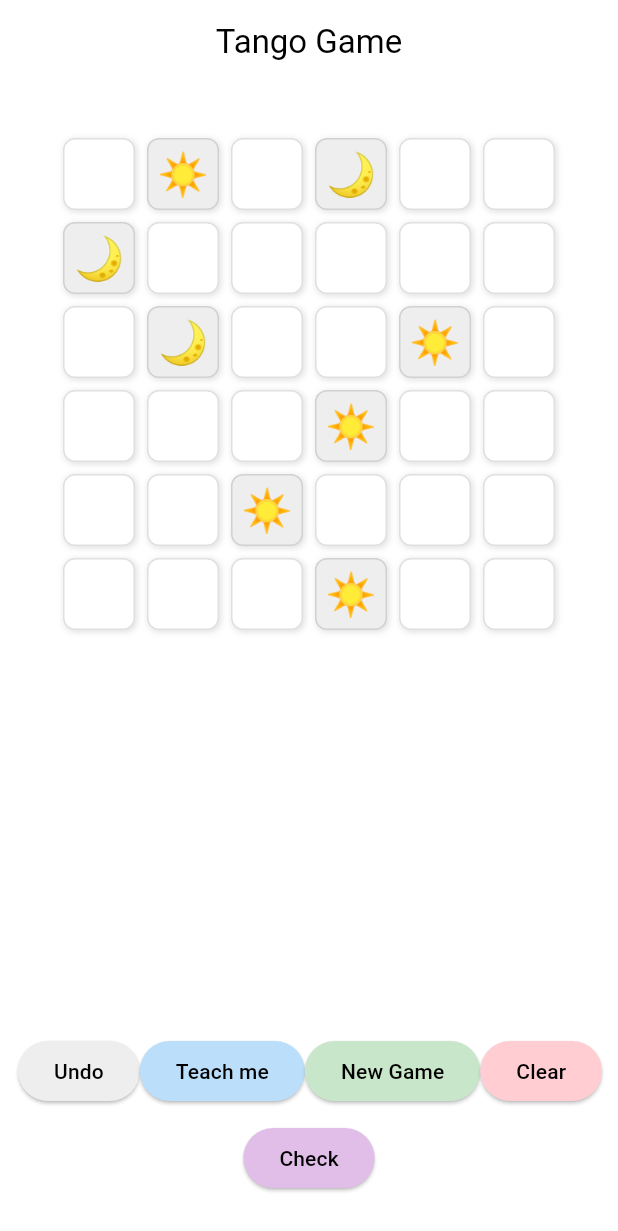
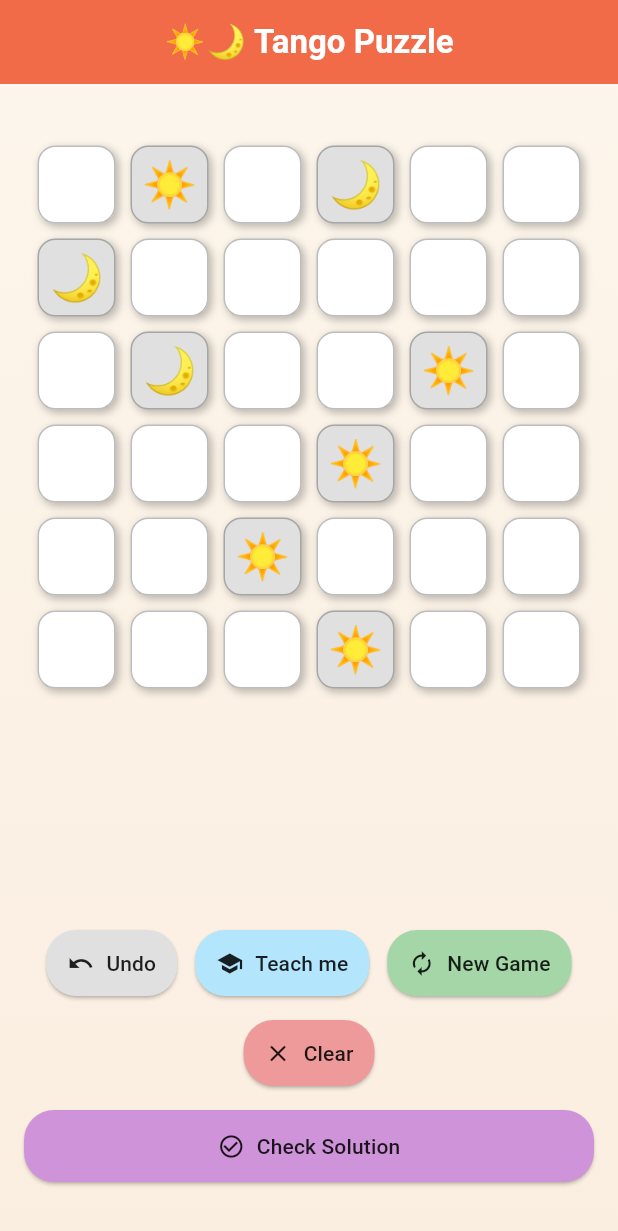
Before and after one commit to ShreehariMenon/tango, a Flutter app: the screen it shows after launch, on a phone screen of 412 x 824 dp. Shown: the top 1231 px of the screen. Run offline on Flutter 3.47's test engine with Material 3 defaults, Android fonts, the phone set to English and light mode, and no system bars.

Commit message:
Initial commit: Added updated Tango Puzzle Flutter code

```diff
--- a/lib/main.dart
+++ b/lib/main.dart
@@ -10,10 +10,11 @@ class TangoApp extends StatelessWidget {
   Widget build(BuildContext context) {
     return MaterialApp(
       debugShowCheckedModeBanner: false,
-      title: 'Tango Game',
+      title: '☀️🌙 Tango Puzzle',
       theme: ThemeData(
-        scaffoldBackgroundColor: Colors.white,
+        scaffoldBackgroundColor: Colors.transparent,
         textTheme: const TextTheme(bodyMedium: TextStyle(color: Colors.black)),
+        fontFamily: 'Roboto',
       ),
       home: const TangoGame(),
     );
@@ -184,10 +185,22 @@ class _TangoGameState extends State<TangoGame> {
     showDialog(
       context: context,
       builder: (_) => AlertDialog(
-        title: Text(solved ? "✅ Correct!" : "❌ Not Yet"),
-        content: Text(solved
+        backgroundColor: solved ? Colors.green[50] : Colors.red[50],
+        title: Text(
+          solved ? "✅ Correct!" : "❌ Not Yet",
+          style: TextStyle(
+            color: solved ? Colors.green[800] : Colors.red[800],
+            fontWeight: FontWeight.bold,
+          ),
+        ),
+        content: Text(
+          solved
               ? "Great job! You've solved the puzzle."
-            : "Some cells are incorrect or missing."),
+              : "Some cells are incorrect or missing.",
+          style: TextStyle(
+            color: solved ? Colors.green[700] : Colors.red[700],
+          ),
+        ),
         actions: [
           TextButton(
             onPressed: () => Navigator.of(context).pop(),
@@ -203,31 +216,34 @@ class _TangoGameState extends State<TangoGame> {
     if (!fixed[row][col] && board[row][col] != '' && board[row][col] != solution[row][col]) {
       textColor = Colors.red;
     } else if (board[row][col] == moon) {
-      textColor = Colors.blue;
+      textColor = Colors.blue[700];
+    } else if (board[row][col] == sun) {
+      textColor = Colors.orange[800];
     } else {
-      textColor = Colors.black;
+      textColor = Colors.black87;
     }
 
     return GestureDetector(
       onTap: () => toggleCell(row, col),
       onLongPress: () => clearCell(row, col),
-      child: Container(
+      child: AnimatedContainer(
+        duration: const Duration(milliseconds: 300),
         decoration: BoxDecoration(
-          color: fixed[row][col] ? Colors.grey[200] : Colors.white,
-          border: Border.all(color: Colors.black12),
-          borderRadius: BorderRadius.circular(8),
+          color: fixed[row][col] ? Colors.grey[300] : Colors.white,
+          border: Border.all(color: Colors.black26),
+          borderRadius: BorderRadius.circular(12),
           boxShadow: const [
             BoxShadow(
-              color: Colors.black12,
-              blurRadius: 3,
-              offset: Offset(1, 1),
+              color: Colors.black26,
+              blurRadius: 4,
+              offset: Offset(2, 2),
             ),
           ],
         ),
         alignment: Alignment.center,
         child: Text(
           board[row][col],
-          style: TextStyle(fontSize: 28, color: textColor),
+          style: TextStyle(fontSize: 30, color: textColor),
         ),
       ),
     );
@@ -240,8 +256,8 @@ class _TangoGameState extends State<TangoGame> {
           mainAxisAlignment: MainAxisAlignment.center,
           children: List.generate(gridSize, (col) {
             return Padding(
-              padding: const EdgeInsets.all(4.0),
-              child: SizedBox(width: 48, height: 48, child: buildCell(row, col)),
+              padding: const EdgeInsets.all(5.0),
+              child: SizedBox(width: 52, height: 52, child: buildCell(row, col)),
             );
           }),
         );
@@ -249,55 +265,100 @@ class _TangoGameState extends State<TangoGame> {
     );
   }
 
+  Widget buildActionButton({
+    required VoidCallback onPressed,
+    required IconData icon,
+    required String label,
+    required Color backgroundColor,
+  }) {
+    return ElevatedButton.icon(
+      onPressed: onPressed,
+      icon: Icon(icon, color: Colors.black87),
+      label: Text(label, style: const TextStyle(color: Colors.black87)),
+      style: ElevatedButton.styleFrom(
+        backgroundColor: backgroundColor,
+        shape: RoundedRectangleBorder(borderRadius: BorderRadius.circular(20)),
+        padding: const EdgeInsets.symmetric(horizontal: 14, vertical: 12),
+      ),
+    );
+  }
+
   @override
   Widget build(BuildContext context) {
-    return Scaffold(
+    return Container(
+      decoration: const BoxDecoration(
+        gradient: LinearGradient(
+          colors: [Color(0xffFDF6EC), Color(0xffFAEEE0)],
+          begin: Alignment.topCenter,
+          end: Alignment.bottomCenter,
+        ),
+      ),
+      child: Scaffold(
+        backgroundColor: Colors.transparent,
         appBar: AppBar(
-        backgroundColor: Colors.white,
-        elevation: 0,
-        title: const Text('Tango Game', style: TextStyle(color: Colors.black)),
+          backgroundColor: Colors.deepOrangeAccent,
+          elevation: 4,
+          title: const Text(
+            '☀️🌙 Tango Puzzle',
+            style: TextStyle(color: Colors.white, fontWeight: FontWeight.bold),
+          ),
           centerTitle: true,
         ),
         body: Padding(
-        padding: const EdgeInsets.all(12.0),
+          padding: const EdgeInsets.all(16.0),
           child: Column(
             children: [
               const SizedBox(height: 20),
               buildGrid(),
               const Spacer(),
-            Row(
-              mainAxisAlignment: MainAxisAlignment.spaceEvenly,
+              Wrap(
+                alignment: WrapAlignment.center,
+                spacing: 12,
+                runSpacing: 12,
                 children: [
-                ElevatedButton(
+                  buildActionButton(
                     onPressed: undo,
-                  style: ElevatedButton.styleFrom(backgroundColor: Colors.grey[200]),
-                  child: const Text('Undo', style: TextStyle(color: Colors.black)),
+                    icon: Icons.undo,
+                    label: 'Undo',
+                    backgroundColor: Colors.grey.shade300,
                   ),
-                ElevatedButton(
+                  buildActionButton(
                     onPressed: hint,
-                  style: ElevatedButton.styleFrom(backgroundColor: Colors.blue[100]),
-                  child: const Text('Teach me', style: TextStyle(color: Colors.black)),
+                    icon: Icons.school,
+                    label: 'Teach me',
+                    backgroundColor: Colors.lightBlue.shade100,
                   ),
-                ElevatedButton(
+                  buildActionButton(
                     onPressed: generatePuzzle,
-                  style: ElevatedButton.styleFrom(backgroundColor: Colors.green[100]),
-                  child: const Text('New Game', style: TextStyle(color: Colors.black)),
+                    icon: Icons.autorenew,
+                    label: 'New Game',
+                    backgroundColor: Colors.green.shade200,
                   ),
-                ElevatedButton(
+                  buildActionButton(
                     onPressed: clearBoard,
-                  style: ElevatedButton.styleFrom(backgroundColor: Colors.red[100]),
-                  child: const Text('Clear', style: TextStyle(color: Colors.black)),
+                    icon: Icons.clear,
+                    label: 'Clear',
+                    backgroundColor: Colors.red.shade200,
                   ),
                 ],
               ),
-            const SizedBox(height: 10),
-            ElevatedButton(
+              const SizedBox(height: 14),
+              SizedBox(
+                width: double.infinity,
+                child: ElevatedButton.icon(
                   onPressed: checkSolution,
-              style: ElevatedButton.styleFrom(backgroundColor: Colors.purple[100]),
-              child: const Text('Check', style: TextStyle(color: Colors.black)),
+                  icon: const Icon(Icons.check_circle_outline, color: Colors.black87),
+                  label: const Text('Check Solution', style: TextStyle(color: Colors.black87)),
+                  style: ElevatedButton.styleFrom(
+                    backgroundColor: Colors.purple.shade200,
+                    shape: RoundedRectangleBorder(borderRadius: BorderRadius.circular(20)),
+                    padding: const EdgeInsets.symmetric(vertical: 14),
                   ),
-            const SizedBox(height: 16),
+                ),
+              ),
+              const SizedBox(height: 20),
             ],
+          ),
         ),
       ),
     );
```
Lines whose indentation alone changed are shown as unchanged.
